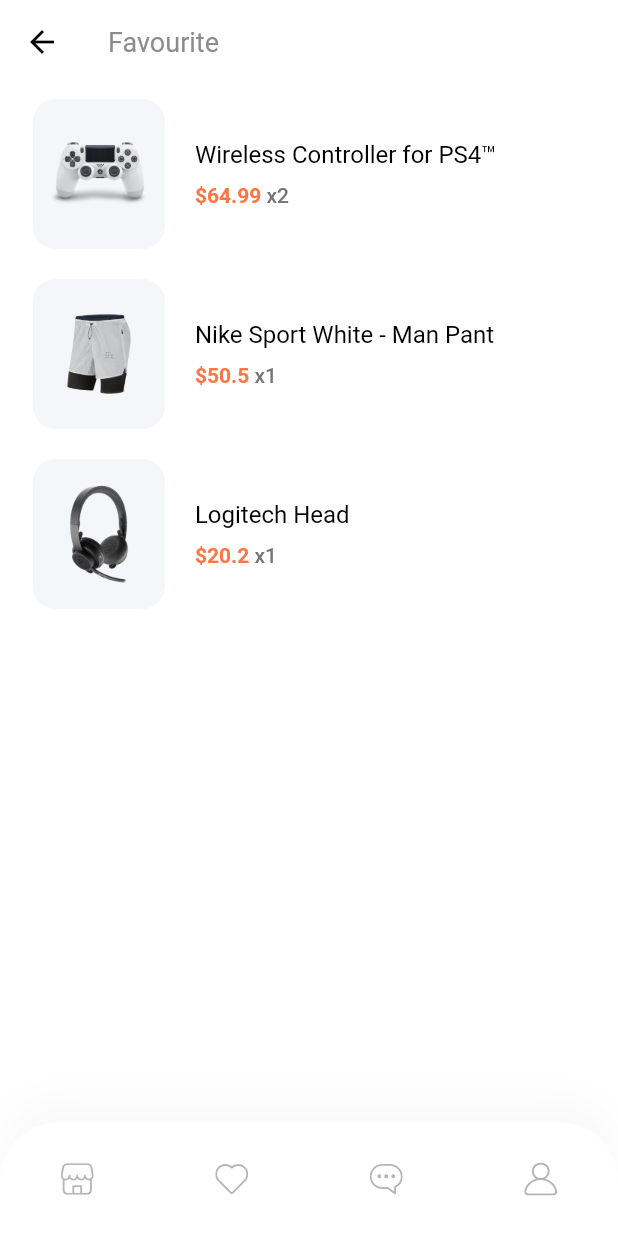
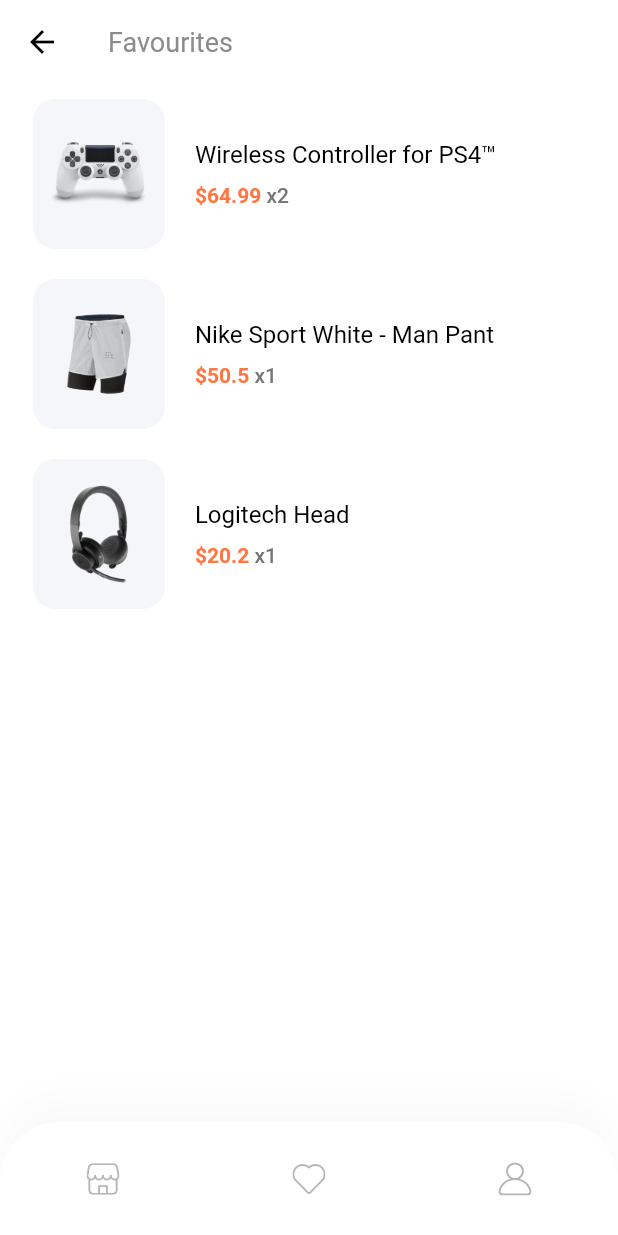
Before and after one commit to Himanshu03K/shop_app, a Flutter app: the FavouriteScreen screen opened by its route, on a phone screen of 412 x 824 dp. Run offline on Flutter 3.47's test engine with Material 2 defaults, Android fonts, the phone set to English and light mode, and no system bars; our stand-ins replace flutter_svg; Roboto replaces fonts that are missing (Muli).

Commit message:
Changes to be committed: 	modified:   lib/components/coustom_bottom_nav_bar.dart 	modified:   lib/enums.dart 	modified:   lib/routes.dart 	modified:   lib/screens/favourites/fav_screen.dart 	modified:   lib/screens/home/components/home_header.dart 	new file:   lib/screens/notifications/notification_screen.dart

```diff
--- a/lib/components/coustom_bottom_nav_bar.dart
+++ b/lib/components/coustom_bottom_nav_bar.dart
@@ -61,15 +61,6 @@ class CustomBottomNavBar extends StatelessWidget {
               ),
               IconButton(
                 icon: SvgPicture.asset(
-                  "assets/icons/Chat bubble Icon.svg",
-                  color: MenuState.home == selectedMenu
-                      ? kPrimaryColor
-                      : inActiveIconColor,
-                ),
-                onPressed: () {},
-              ),
-              IconButton(
-                icon: SvgPicture.asset(
                   "assets/icons/User Icon.svg",
                   color: MenuState.profile == selectedMenu
                       ? kPrimaryColor
--- a/lib/enums.dart
+++ b/lib/enums.dart
@@ -1 +1 @@
-enum MenuState { home, favourite, message, profile }
+enum MenuState { home, favourite, profile }
--- a/lib/routes.dart
+++ b/lib/routes.dart
@@ -11,6 +11,7 @@ import 'package:shop_app/screens/profile/profile_screen.dart';
 import 'package:shop_app/screens/sign_in/sign_in_screen.dart';
 import 'package:shop_app/screens/splash/splash_screen.dart';
 import 'package:shop_app/screens/favourites/fav_screen.dart';
+import 'package:shop_app/screens/notifications/notification_screen.dart';
 
 import 'screens/sign_up/sign_up_screen.dart';
 
@@ -29,4 +30,5 @@ final Map<String, WidgetBuilder> routes = {
   CartScreen.routeName: (context) => CartScreen(),
   ProfileScreen.routeName: (context) => ProfileScreen(),
   FavouriteScreen.routeName: (context) => FavouriteScreen(),
+  //NotificationScreen.routeName: (context) => NotificationScreen(),
 };
--- a/lib/screens/favourites/fav_screen.dart
+++ b/lib/screens/favourites/fav_screen.dart
@@ -10,7 +10,7 @@ class FavouriteScreen extends StatelessWidget {
   Widget build(BuildContext context) {
     return Scaffold(
       appBar: AppBar(
-        title: Text("Favourite"),
+        title: Text("Favourites"),
       ),
       body: Body(),
       bottomNavigationBar:
```
Also changed, not shown: lib/screens/home/components/home_header.dart (+3 -4 lines), lib/screens/notifications/notification_screen.dart (added).
